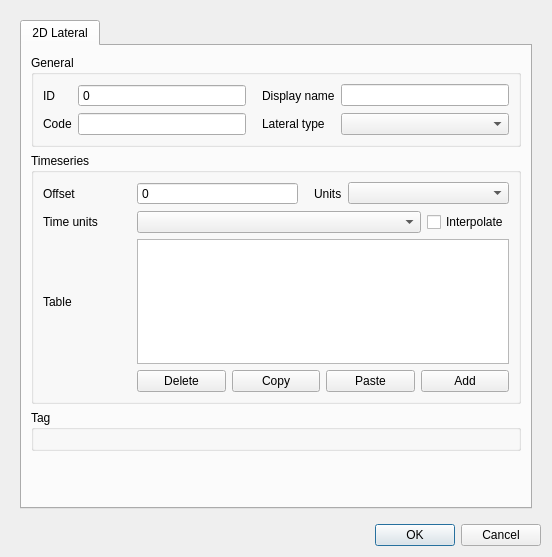
First picture: the form in threedi_schematisation_editor/forms/ui/lateral_2d.ui, repository nens/threedi-schematisation-editor, before the edit.
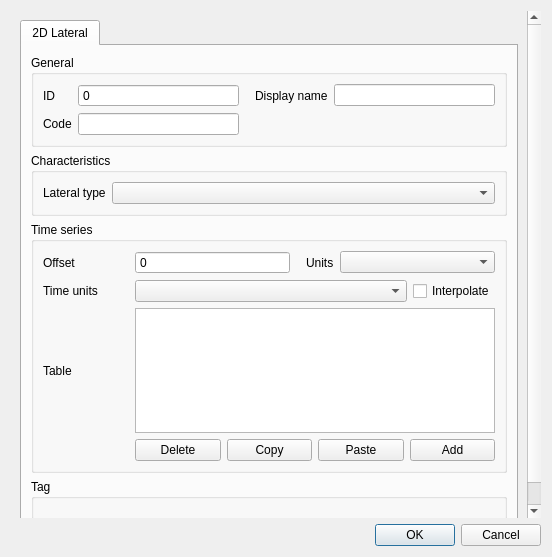
Second picture: the form after the edit.

The edit to the form file:
```diff
--- a/threedi_schematisation_editor/forms/ui/lateral_2d.ui
+++ b/threedi_schematisation_editor/forms/ui/lateral_2d.ui
@@ -57,7 +57,7 @@
               <set>Qt::ImhNone</set>
              </property>
              <property name="title">
-              <string>Timeseries</string>
+              <string>Time series</string>
              </property>
              <layout class="QGridLayout" name="gridLayout_3">
               <item row="4" column="1" colspan="4">
@@ -363,29 +363,6 @@
                 </property>
                </widget>
               </item>
-              <item row="1" column="2">
-               <widget class="QLabel" name="label_7">
-                <property name="locale">
-                 <locale language="English" country="UnitedStates"/>
-                </property>
-                <property name="text">
-                 <string>Lateral type</string>
-                </property>
-                <property name="alignment">
-                 <set>Qt::AlignLeading|Qt::AlignLeft|Qt::AlignVCenter</set>
-                </property>
-                <property name="indent">
-                 <number>10</number>
-                </property>
-               </widget>
-              </item>
-              <item row="1" column="3">
-               <widget class="QComboBox" name="type">
-                <property name="locale">
-                 <locale language="English" country="UnitedStates"/>
-                </property>
-               </widget>
-              </item>
              </layout>
             </widget>
            </item>
@@ -420,6 +397,44 @@
              </layout>
             </widget>
            </item>
+           <item row="1" column="0">
+            <widget class="QGroupBox" name="grp_characteristics">
+             <property name="title">
+              <string>Characteristics</string>
+             </property>
+             <layout class="QGridLayout" name="gridLayout_4">
+              <item row="0" column="0">
+               <widget class="QLabel" name="label_7">
+                <property name="locale">
+                 <locale language="English" country="UnitedStates"/>
+                </property>
+                <property name="text">
+                 <string>Lateral type</string>
+                </property>
+                <property name="alignment">
+                 <set>Qt::AlignLeading|Qt::AlignLeft|Qt::AlignVCenter</set>
+                </property>
+                <property name="indent">
+                 <number>-1</number>
+                </property>
+               </widget>
+              </item>
+              <item row="0" column="1">
+               <widget class="QComboBox" name="type">
+                <property name="sizePolicy">
+                 <sizepolicy hsizetype="MinimumExpanding" vsizetype="Fixed">
+                  <horstretch>0</horstretch>
+                  <verstretch>0</verstretch>
+                 </sizepolicy>
+                </property>
+                <property name="locale">
+                 <locale language="English" country="UnitedStates"/>
+                </property>
+               </widget>
+              </item>
+             </layout>
+            </widget>
+           </item>
           </layout>
          </widget>
         </widget>
```
